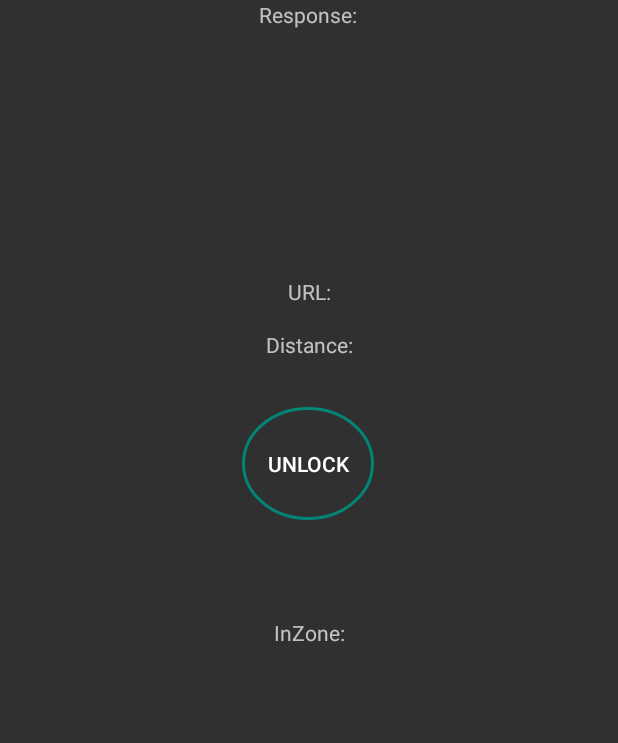
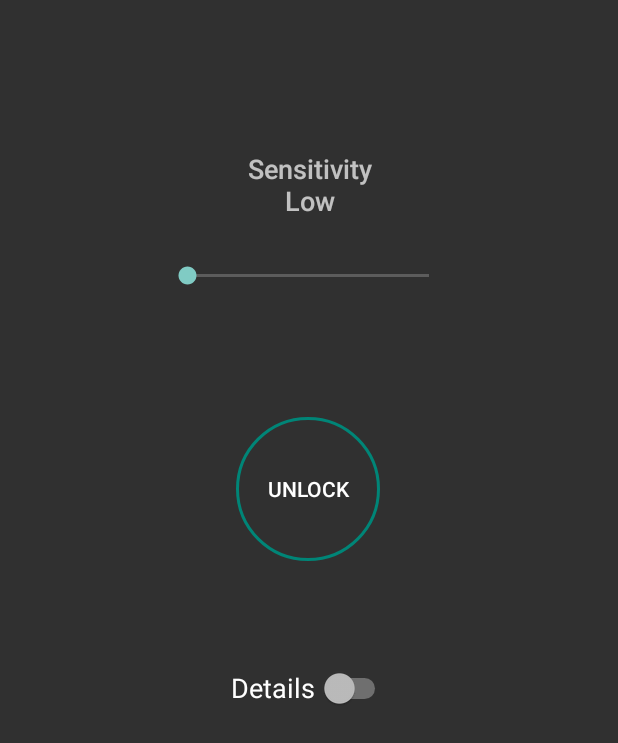
Before and after one commit to Adsanvar/CSI4999, an Android app: the MainActivity screen opened directly, with no data from a screen before it, on a phone screen of 412 x 824 dp. Shown: the top 743 px of the screen. Run offline under Robolectric (Android 15) with nearby library versions, the phone set to English and light mode, and no system bars; our stand-ins replace Volley; libraries missing offline, so code that uses them is left out: org.altbeacon.beacon; 4 statements that could not run were skipped.

Commit message:
Main GUI Updates

```diff
--- a/SmartLockApp/app/src/main/AndroidManifest.xml
+++ b/SmartLockApp/app/src/main/AndroidManifest.xml
@@ -26,14 +26,16 @@
         <activity android:name=".DeviceScanActivity"/>
 
         <activity android:name=".Home" android:theme="@style/Theme.AppCompat.NoActionBar" android:configChanges="orientation" android:screenOrientation="portrait">
+
+        </activity>
+
+        <activity android:name=".MainActivity" android:theme="@style/Theme.AppCompat.NoActionBar" android:configChanges="orientation" android:screenOrientation="portrait">
             <intent-filter>
                 <action android:name="android.intent.action.MAIN" />
 
                 <category android:name="android.intent.category.LAUNCHER" />
             </intent-filter>
         </activity>
-
-        <activity android:name=".MainActivity" android:theme="@style/Theme.AppCompat.NoActionBar" android:configChanges="orientation" android:screenOrientation="portrait"/>
     </application>
 
 </manifest>
--- a/SmartLockApp/app/src/main/java/com/adrian/sandoval/smartlockapp/MainActivity.java
+++ b/SmartLockApp/app/src/main/java/com/adrian/sandoval/smartlockapp/MainActivity.java
@@ -1,6 +1,5 @@
 package com.adrian.sandoval.smartlockapp;
 
-import android.Manifest;
 import android.bluetooth.BluetoothAdapter;
 import android.bluetooth.BluetoothManager;
 import android.content.ActivityNotFoundException;
@@ -10,15 +9,15 @@ import android.content.pm.PackageManager;
 import android.os.AsyncTask;
 import android.os.Handler;
 import android.os.RemoteException;
-import android.support.v4.app.ActivityCompat;
-import android.support.v4.content.ContextCompat;
 import android.support.v7.app.AppCompatActivity;
 import android.os.Bundle;
 import android.util.Log;
 import android.view.View;
 import android.widget.Button;
+import android.widget.CompoundButton;
+import android.widget.SeekBar;
+import android.widget.Switch;
 import android.widget.TextView;
-import android.widget.ThemedSpinnerAdapter;
 import android.widget.Toast;
 
 import com.android.volley.Request;
@@ -36,7 +35,6 @@ import org.altbeacon.beacon.RangeNotifier;
 import org.altbeacon.beacon.Region;
 import org.altbeacon.beacon.utils.UrlBeaconUrlCompressor;
 
-import java.net.URL;
 import java.text.DecimalFormat;
 import java.util.Collection;
 
@@ -54,7 +52,7 @@ public class MainActivity extends AppCompatActivity implements BeaconConsumer, R
     //button
     Button mbutton = null;
 
-    TextView dis, mUrl, mresponse, inzonetxt = null;
+    private TextView dis, mUrl, mresponse, inzonetxt, txtSensativity = null;
 
     String sending_url = null;
 
@@ -67,6 +65,16 @@ public class MainActivity extends AppCompatActivity implements BeaconConsumer, R
     Integer WAIT_PERIOD = null;
 
     private static DecimalFormat decimalFormat = new DecimalFormat("0.00");
+
+    private SeekBar seekBar = null;
+
+    private Switch aSwitch = null;
+
+    private static int SENSINTIVITY;
+    private static int mLOW = -35;
+    private static int mMEDIUM = -55;
+    private static int mHIGH = -75;
+
 
     @Override
     protected void onCreate(Bundle savedInstanceState) {
@@ -101,6 +109,9 @@ public class MainActivity extends AppCompatActivity implements BeaconConsumer, R
         mUrl = this.findViewById(R.id.url_id);
         mresponse = this.findViewById(R.id.response_id);
         inzonetxt = this.findViewById(R.id.inzone_id);
+        seekBar = this.findViewById(R.id.seekBar);
+        txtSensativity = this.findViewById(R.id.txtSensativity);
+        aSwitch = this.findViewById(R.id.info_switch);
 
         mbutton.setOnClickListener(new View.OnClickListener() {
             @Override
@@ -108,7 +119,7 @@ public class MainActivity extends AppCompatActivity implements BeaconConsumer, R
 //                Intent intent = new Intent(v.getContext(), Home.class);
 //                intent.setFlags(Intent.FLAG_ACTIVITY_REORDER_TO_FRONT);
 //                v.getContext().startActivity(intent);
-                login();
+                unlock();
             }
         });
 
@@ -116,12 +127,71 @@ public class MainActivity extends AppCompatActivity implements BeaconConsumer, R
         handler = new Handler();
         WAIT_PERIOD = 13*1000;
         REEQUEST_COMPLETE = true;
+        txtSensativity.setText(txtSensativity.getText().toString() + "\n" + "Low");
+        SENSINTIVITY = mLOW;
+
+        /*
+            Updates the TextView upon changing the seekBar
+         */
+        seekBar.setOnSeekBarChangeListener(new SeekBar.OnSeekBarChangeListener() {
+            @Override
+            public void onProgressChanged(SeekBar seekBar, int progress, boolean fromUser) {
+                Log.d("SeekBar", Integer.toString(progress));
+                if(progress == 0)
+                {
+                    txtSensativity.setText("Sensitivity:" + "\n" + "Low");
+                    SENSINTIVITY = mLOW;
+                }
+                else if(progress == 1)
+                {
+                    txtSensativity.setText("Sensitivity:" + "\n" + "Medium");
+                    SENSINTIVITY = mMEDIUM;
+                }
+                else
+                {
+                    txtSensativity.setText("Sensitivity:"+ "\n" + "High");
+                    SENSINTIVITY = mHIGH;
+                }
+            }
+
+            @Override
+            public void onStartTrackingTouch(SeekBar seekBar) {
+
+            }
+
+            @Override
+            public void onStopTrackingTouch(SeekBar seekBar) {
+
+            }
+        });
+
+        /*
+            Toggles details
+         */
+        aSwitch.setOnCheckedChangeListener(new CompoundButton.OnCheckedChangeListener() {
+            @Override
+            public void onCheckedChanged(CompoundButton buttonView, boolean isChecked) {
+                if(isChecked) {
+                    dis.setVisibility(View.VISIBLE);
+                    inzonetxt.setVisibility(View.VISIBLE);
+                    mresponse.setVisibility(View.VISIBLE);
+                    mUrl.setVisibility(View.VISIBLE);
+                }else
+                {
+                    dis.setVisibility(View.INVISIBLE);
+                    inzonetxt.setVisibility(View.INVISIBLE);
+                    mresponse.setVisibility(View.INVISIBLE);
+                    mUrl.setVisibility(View.INVISIBLE);
+                }
+
+            }
+        });
 
     }
 
 
 
-    public void login()
+    public void unlock()
     {
         new SendRequest().execute(sending_url);
 
@@ -177,7 +247,7 @@ public class MainActivity extends AppCompatActivity implements BeaconConsumer, R
 
     protected void passiveEntry()
     {
-        inzonetxt.setText("In Zone?, " + mInZone);
+        inzonetxt.setText("In Zone?\n" + mInZone);
         if(REEQUEST_COMPLETE == true)
         {
             if(mInZone == true)
@@ -192,16 +262,40 @@ public class MainActivity extends AppCompatActivity implements BeaconConsumer, R
 
     private void setmInZone(double dis)
     {
-//        if(dis > -63 )
+
+        if(SENSINTIVITY == mLOW)
+        {
+            Log.d("mLOW", Integer.toString(mLOW));
+            if(dis > mLOW)
+            {
+                Log.d("condition", Double.toString(dis));
+                mInZone = true;
+            }
+            else mInZone = false;
+        }
+        else if(SENSINTIVITY == mMEDIUM)
+        {
+            Log.d("mMEDIUM", Integer.toString(mMEDIUM));
+            if(dis > mMEDIUM)
+            {
+                mInZone = true;
+            }
+            else mInZone = false;
+        }
+        else {
+            Log.d("mHIGH", Integer.toString(mHIGH));
+            if(dis > mHIGH)
+            {
+                mInZone = true;
+            }
+            else mInZone = false;
+        }
+
+//        if(dis > 3.5)
 //        {
 //            mInZone = true;
 //        }
 //        else mInZone = false;
-        if(dis > 3.5)
-        {
-            mInZone = true;
-        }
-        else mInZone = false;
     }
 
 
@@ -235,10 +329,10 @@ public class MainActivity extends AppCompatActivity implements BeaconConsumer, R
                 sending_url = url +"5000/";
                 Log.d(TAG, "I see a beacon transmitting a url: " + url +
                         " approximately " + beacon.getDistance() + " meters away."+" Rssi: " +beacon.getRssi());
-                dis.setText("Distance: " + decimalFormat.format(beacon.getDistance()) +"\nRSSI: "+ beacon.getRssi());
-                mUrl.setText("Advertising: " +url);
-                setmInZone(beacon.getDistance());
-                //setmInZone(beacon.getRssi());
+                dis.setText("Distance: " + decimalFormat.format(beacon.getDistance()) +"m" +"\nRSSI: "+ beacon.getRssi());
+                mUrl.setText("Advertising:\n" +url);
+                //setmInZone(beacon.getDistance());
+                setmInZone(beacon.getRssi());
                 passiveEntry();
 
             }
--- a/SmartLockApp/app/src/main/res/layout/activity_main.xml
+++ b/SmartLockApp/app/src/main/res/layout/activity_main.xml
@@ -8,69 +8,118 @@
 
     <Button
         android:id="@+id/btnUnlock"
-        android:layout_width="wrap_content"
-        android:layout_height="wrap_content"
+        android:layout_width="96dp"
+        android:layout_height="96dp"
         android:layout_marginStart="8dp"
-        android:layout_marginTop="8dp"
+        android:layout_marginTop="64dp"
         android:layout_marginEnd="8dp"
-        android:layout_marginBottom="8dp"
         android:background="@drawable/login_button"
         android:text="Unlock"
-        app:layout_constraintBottom_toBottomOf="parent"
         app:layout_constraintEnd_toEndOf="parent"
         app:layout_constraintHorizontal_bias="0.498"
         app:layout_constraintStart_toStartOf="parent"
-        app:layout_constraintTop_toTopOf="parent"
-        app:layout_constraintVertical_bias="0.359" />
+        app:layout_constraintTop_toBottomOf="@+id/seekBar" />
 
     <TextView
         android:id="@+id/url_id"
         android:layout_width="wrap_content"
         android:layout_height="wrap_content"
-        android:layout_marginStart="8dp"
-        android:layout_marginEnd="8dp"
-        android:layout_marginBottom="16dp"
+        android:layout_marginStart="32dp"
+        android:layout_marginTop="32dp"
         android:text="URL:"
-        app:layout_constraintBottom_toTopOf="@+id/distance_id"
-        app:layout_constraintEnd_toEndOf="parent"
-        app:layout_constraintStart_toStartOf="parent" />
+        android:visibility="invisible"
+        app:layout_constraintStart_toEndOf="@+id/scrollView2"
+        app:layout_constraintTop_toBottomOf="@+id/info_switch" />
 
     <TextView
         android:id="@+id/distance_id"
         android:layout_width="wrap_content"
         android:layout_height="wrap_content"
-        android:layout_marginStart="8dp"
-        android:layout_marginEnd="8dp"
-        android:layout_marginBottom="32dp"
+        android:layout_marginTop="32dp"
         android:text="Distance:"
-        app:layout_constraintBottom_toTopOf="@+id/btnUnlock"
-        app:layout_constraintEnd_toEndOf="parent"
-        app:layout_constraintStart_toStartOf="parent" />
+        android:visibility="invisible"
+        app:layout_constraintStart_toStartOf="@+id/inzone_id"
+        app:layout_constraintTop_toBottomOf="@+id/inzone_id" />
 
-    <TextView
-        android:id="@+id/response_id"
-        android:layout_width="wrap_content"
-        android:layout_height="wrap_content"
-        android:layout_marginStart="8dp"
-        android:layout_marginTop="32dp"
-        android:text="Response:"
-        app:layout_constraintEnd_toEndOf="parent"
-        app:layout_constraintHorizontal_bias="0.486"
-        app:layout_constraintStart_toStartOf="parent"
-        app:layout_constraintTop_toBottomOf="@+id/login_btn" />
+
 
     <TextView
         android:id="@+id/inzone_id"
         android:layout_width="wrap_content"
+        android:layout_height="0dp"
+        android:layout_marginTop="32dp"
+        android:text="InZone:"
+        android:visibility="invisible"
+        app:layout_constraintStart_toStartOf="@+id/url_id"
+        app:layout_constraintTop_toBottomOf="@+id/url_id" />
+
+    <SeekBar
+        android:id="@+id/seekBar"
+        android:layout_width="193dp"
+        android:layout_height="60dp"
+        android:layout_marginTop="8dp"
+        android:layout_marginEnd="8dp"
+        android:max="2"
+        android:progress="0"
+        android:scrollbarSize="20dp"
+        app:layout_constraintEnd_toEndOf="parent"
+        app:layout_constraintHorizontal_bias="0.517"
+        app:layout_constraintStart_toStartOf="parent"
+        app:layout_constraintTop_toBottomOf="@+id/txtSensativity" />
+
+    <TextView
+        android:id="@+id/txtSensativity"
+        android:layout_width="wrap_content"
         android:layout_height="wrap_content"
         android:layout_marginStart="8dp"
-        android:layout_marginTop="8dp"
+        android:layout_marginTop="100dp"
         android:layout_marginEnd="8dp"
-        android:layout_marginBottom="8dp"
-        android:text="InZone:"
-        app:layout_constraintBottom_toBottomOf="parent"
+        android:fontFamily="sans-serif-medium"
+        android:text="Sensitivity"
+        android:textAlignment="center"
+        android:textSize="18sp"
+        app:layout_constraintEnd_toEndOf="parent"
+        app:layout_constraintHorizontal_bias="0.503"
+        app:layout_constraintStart_toStartOf="parent"
+        app:layout_constraintTop_toTopOf="parent" />
+
+    <Switch
+        android:id="@+id/info_switch"
+        android:layout_width="109dp"
+        android:layout_height="41dp"
+        android:layout_marginStart="8dp"
+        android:layout_marginTop="64dp"
+        android:layout_marginEnd="8dp"
+        android:text="Details"
+        android:textAlignment="center"
+        android:textSize="18sp"
         app:layout_constraintEnd_toEndOf="parent"
         app:layout_constraintStart_toStartOf="parent"
-        app:layout_constraintTop_toBottomOf="@+id/response_id" />
+        app:layout_constraintTop_toBottomOf="@+id/btnUnlock" />
+
+    <ScrollView
+        android:id="@+id/scrollView2"
+        android:layout_width="167dp"
+        android:layout_height="126dp"
+        android:layout_marginStart="32dp"
+        android:layout_marginTop="32dp"
+        app:layout_constraintStart_toStartOf="parent"
+        app:layout_constraintTop_toBottomOf="@+id/info_switch">
+
+        <!--<LinearLayout-->
+        <!--android:layout_width="match_parent"-->
+        <!--android:layout_height="wrap_content"-->
+        <!--android:orientation="vertical" />-->
+
+        <TextView
+            android:id="@+id/response_id"
+            android:layout_width="wrap_content"
+            android:layout_height="wrap_content"
+            android:text="Response:"
+            android:visibility="invisible"
+            tools:layout_editor_absoluteX="16dp"
+            tools:layout_editor_absoluteY="485dp" />
+
+    </ScrollView>
 
 </android.support.constraint.ConstraintLayout>
```
